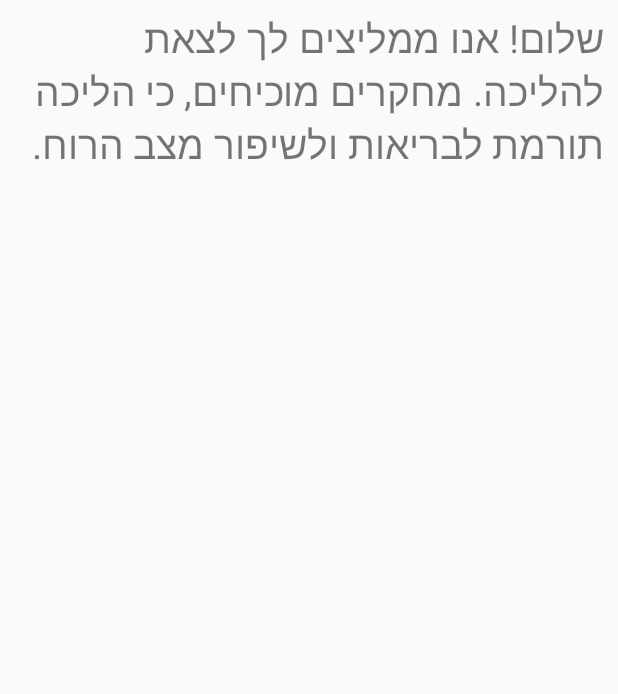
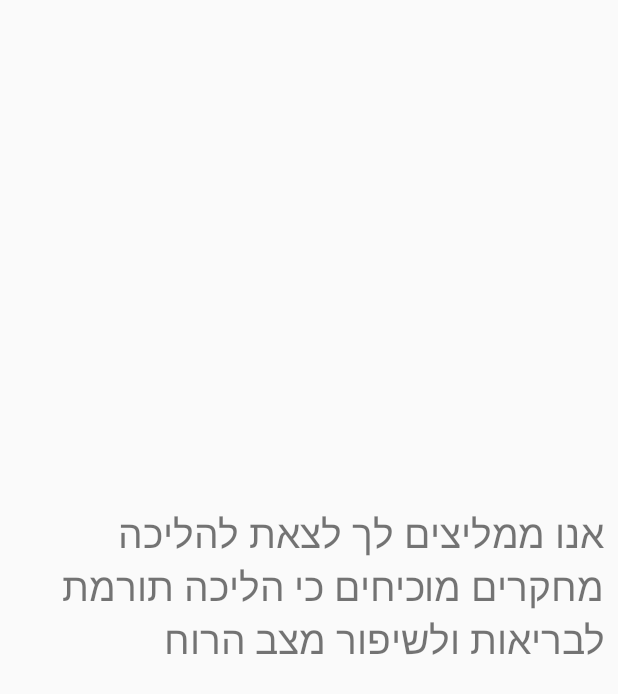
Before and after one commit to lenadank/Shift, an Android app: the layout activity_alert_message.xml on its own in the app's theme, with its tools: preview values and no code run, on a phone screen of 412 x 824 dp. Shown: the top 694 px of the screen. Run offline under Robolectric (Android 15) with nearby library versions, the phone set to English and light mode, and no system bars.

```diff
--- a/app/src/main/res/layout/activity_alert_message.xml
+++ b/app/src/main/res/layout/activity_alert_message.xml
@@ -8,12 +8,11 @@
     <TextView
         android:layout_width="393dp"
         android:layout_height="149dp"
-        android:text="שלום! אנו ממליצים לך לצאת להליכה. מחקרים מוכיחים, כי הליכה תורמת לבריאות ולשיפור מצב הרוח."
+        android:text="אנו ממליצים לך לצאת להליכה מחקרים מוכיחים כי הליכה תורמת לבריאות ולשיפור מצב הרוח"
         android:textSize="26sp"
         app:layout_constraintBottom_toBottomOf="parent"
         app:layout_constraintLeft_toLeftOf="parent"
         app:layout_constraintRight_toRightOf="parent"
-        app:layout_constraintTop_toTopOf="parent"
-        app:layout_constraintVertical_bias="0.011" />
+        app:layout_constraintTop_toTopOf="parent" />
 
 </android.support.constraint.ConstraintLayout>
--- a/app/src/main/res/layout/activity_interest_culture.xml
+++ b/app/src/main/res/layout/activity_interest_culture.xml
@@ -13,6 +13,7 @@
         android:layout_marginStart="8dp"
         android:layout_marginTop="72dp"
         android:text="בחר תחומים מהנושא בו בחרת (תרבות ופנאי):"
+        android:textsize="25sp"
         android:textAlignment="center"
         android:textColor="@android:color/black"
         android:textSize="30sp"
--- a/build.gradle
+++ b/build.gradle
@@ -7,7 +7,7 @@ buildscript {
         jcenter()
     }
     dependencies {
-        classpath 'com.android.tools.build:gradle:3.3.0'
+        classpath 'com.android.tools.build:gradle:3.3.1'
 
 
         // NOTE: Do not place your application dependencies here; they belong
```
Also changed, not shown: 710 other files.
